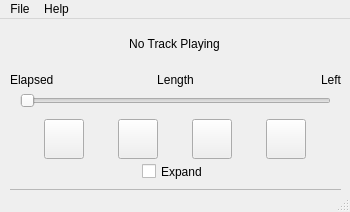
The window that Interface/BaseGui.ui (liothe/limu) describes before a commit, drawn with Qt 5.
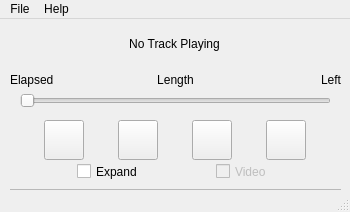
The same window after the commit. Icons and pictures are not drawn.

What changed in the file:
```diff
--- a/Interface/BaseGui.ui
+++ b/Interface/BaseGui.ui
@@ -134,7 +134,7 @@
       <x>10</x>
       <y>100</y>
       <width>331</width>
-      <height>41</height>
+      <height>42</height>
      </rect>
     </property>
     <layout class="QHBoxLayout" name="horizontalLayoutTrackButtons">
@@ -440,6 +440,25 @@
        </property>
       </widget>
      </item>
+     <item>
+      <widget class="QCheckBox" name="videoCheck">
+       <property name="enabled">
+        <bool>false</bool>
+       </property>
+       <property name="sizePolicy">
+        <sizepolicy hsizetype="Fixed" vsizetype="Preferred">
+         <horstretch>0</horstretch>
+         <verstretch>0</verstretch>
+        </sizepolicy>
+       </property>
+       <property name="layoutDirection">
+        <enum>Qt::LeftToRight</enum>
+       </property>
+       <property name="text">
+        <string>Video</string>
+       </property>
+      </widget>
+     </item>
     </layout>
    </widget>
    <widget class="QListView" name="recentTracksList">
```
Left out of the diff: 2 changed lines with no effect on the pictures.
